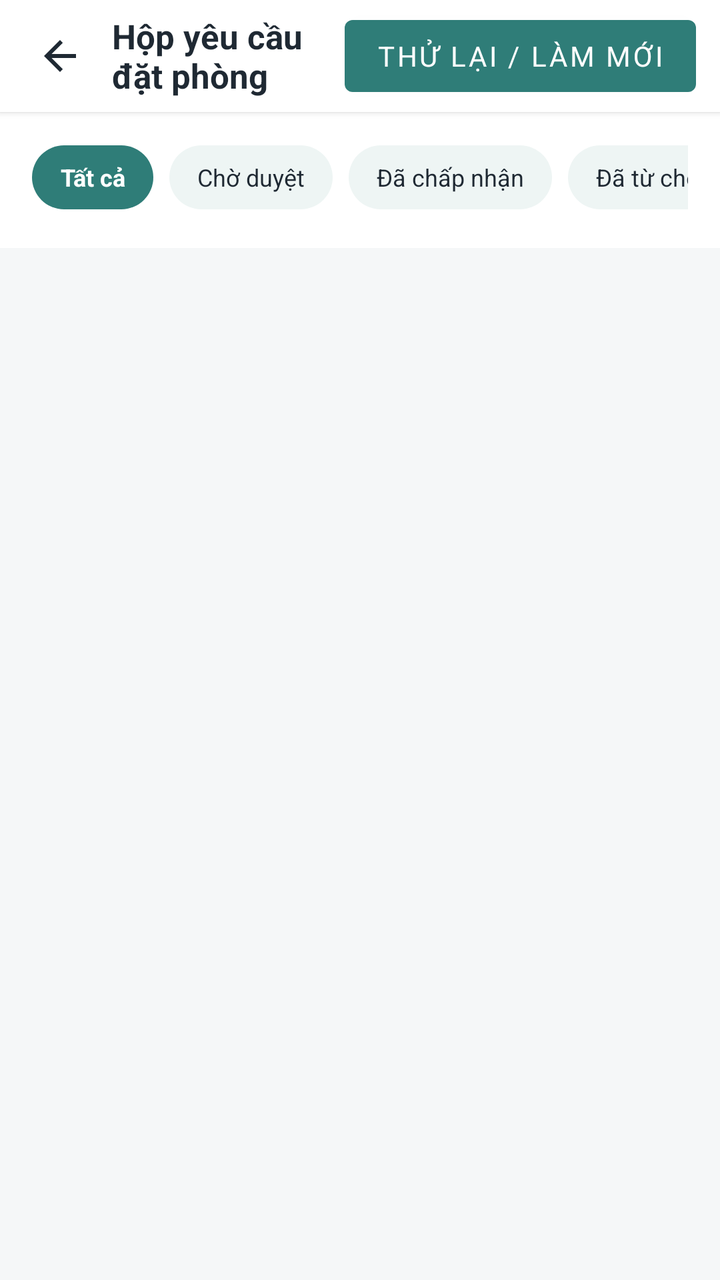
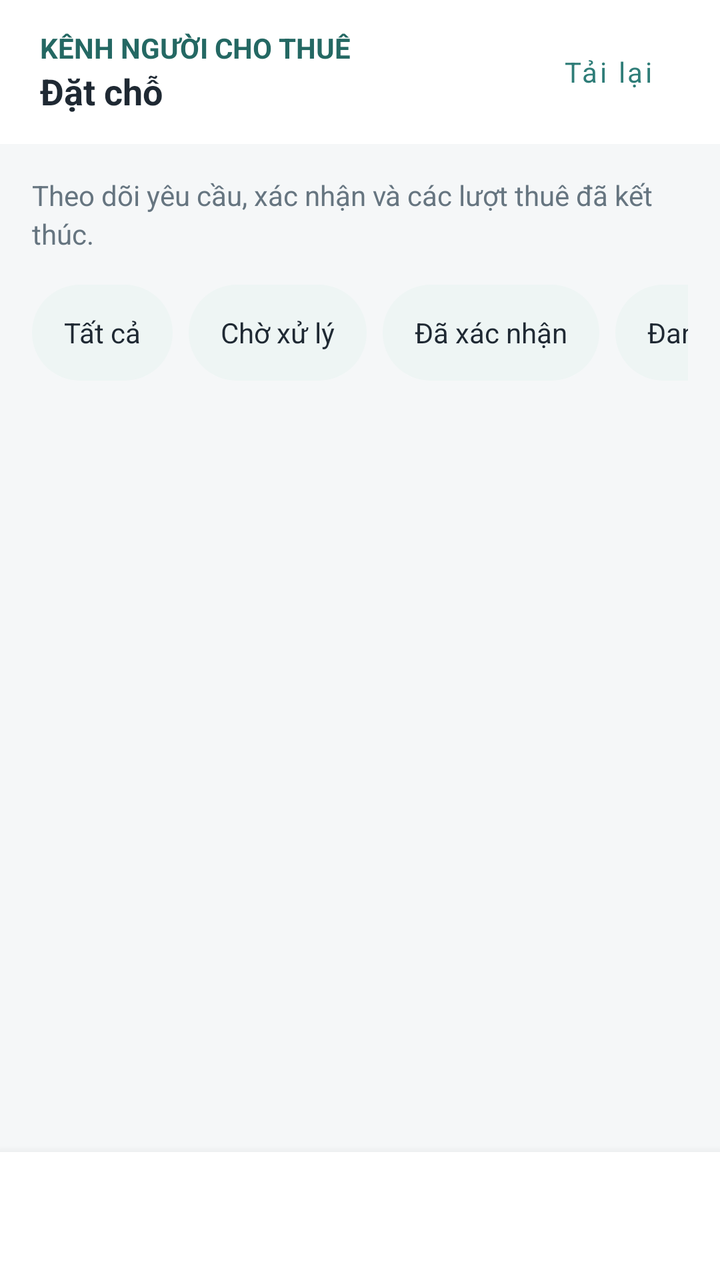

Screens rendered from an Android XML layout before and after an edit, with the pre-edit source and the edit as a unified diff.
<!-- AndroidManifest.xml: application theme Theme.BroomSharing -->
<!-- res/layout/activity_host_bookings.xml -->
<?xml version='1.0' encoding='utf-8'?>
<androidx.constraintlayout.widget.ConstraintLayout xmlns:android="http://schemas.android.com/apk/res/android" xmlns:app="http://schemas.android.com/apk/res-auto" android:layout_width="match_parent" android:layout_height="match_parent" android:background="@color/screen_bg">


    <LinearLayout android:id="@+id/topBar" android:layout_width="0dp" android:layout_height="56dp" android:background="@color/white" android:elevation="2dp" android:gravity="center_vertical" android:orientation="horizontal" android:paddingStart="12dp" android:paddingEnd="12dp" app:layout_constraintEnd_toEndOf="parent" app:layout_constraintStart_toStartOf="parent" app:layout_constraintTop_toTopOf="parent">

        <ImageView android:id="@+id/btnBack" android:layout_width="36dp" android:layout_height="36dp" android:background="?attr/selectableItemBackgroundBorderless" android:contentDescription="Quay lại" android:padding="6dp" android:src="@drawable/ic_arrow_back" />

        <TextView android:layout_width="0dp" android:layout_height="wrap_content" android:layout_marginStart="8dp" android:layout_weight="1" android:text="Hộp yêu cầu đặt phòng" android:textColor="@color/text_primary" android:textSize="17sp" android:textStyle="bold" />
        <Button android:id="@+id/btnRefreshBookings" android:layout_width="wrap_content" android:layout_height="48dp" android:text="@string/booking_refresh" />
    </LinearLayout>


    <HorizontalScrollView android:id="@+id/filterScroll" android:layout_width="0dp" android:layout_height="wrap_content" android:background="@color/white" android:paddingStart="16dp" android:paddingTop="8dp" android:paddingEnd="16dp" android:paddingBottom="12dp" android:scrollbars="none" app:layout_constraintEnd_toEndOf="parent" app:layout_constraintStart_toStartOf="parent" app:layout_constraintTop_toBottomOf="@id/topBar">

        <LinearLayout android:layout_width="wrap_content" android:layout_height="wrap_content" android:orientation="horizontal">

            <TextView android:id="@+id/chipAll" android:layout_width="wrap_content" android:layout_height="32dp" android:background="@drawable/bg_chip_selected" android:gravity="center" android:paddingStart="14dp" android:paddingEnd="14dp" android:text="Tất cả" android:textColor="@color/white" android:textSize="12sp" android:textStyle="bold" />

            <TextView android:id="@+id/chipPending" android:layout_width="wrap_content" android:layout_height="32dp" android:layout_marginStart="8dp" android:background="@drawable/bg_chip" android:gravity="center" android:paddingStart="14dp" android:paddingEnd="14dp" android:text="Chờ duyệt" android:textColor="@color/text_primary" android:textSize="12sp" />

            <TextView android:id="@+id/chipConfirmed" android:layout_width="wrap_content" android:layout_height="32dp" android:layout_marginStart="8dp" android:background="@drawable/bg_chip" android:gravity="center" android:paddingStart="14dp" android:paddingEnd="14dp" android:text="Đã chấp nhận" android:textColor="@color/text_primary" android:textSize="12sp" />

            <TextView android:id="@+id/chipRejected" android:layout_width="wrap_content" android:layout_height="32dp" android:layout_marginStart="8dp" android:background="@drawable/bg_chip" android:gravity="center" android:paddingStart="14dp" android:paddingEnd="14dp" android:text="@string/host_rejected" android:textColor="@color/text_primary" android:textSize="12sp" />
            <TextView android:id="@+id/chipCancelled" android:layout_width="wrap_content" android:layout_height="48dp" android:paddingStart="14dp" android:paddingEnd="14dp" android:gravity="center" android:text="@string/host_cancelled" android:background="@drawable/bg_chip" />
        </LinearLayout>
    </HorizontalScrollView>

    <LinearLayout android:id="@+id/schedulePanel" android:layout_width="0dp" android:layout_height="wrap_content" android:orientation="vertical" android:visibility="gone" app:layout_constraintTop_toBottomOf="@id/filterScroll" app:layout_constraintStart_toStartOf="parent" app:layout_constraintEnd_toEndOf="parent">
        <Button android:id="@+id/btnScheduleDay" android:layout_width="match_parent" android:layout_height="wrap_content" android:text="@string/host_schedule_day" />
        <ScrollView android:layout_width="match_parent" android:layout_height="140dp"><TextView android:id="@+id/tvSchedule" android:layout_width="match_parent" android:layout_height="wrap_content" android:padding="12dp" android:textSize="14sp" /></ScrollView>
    </LinearLayout>

    <ProgressBar android:id="@+id/progressBar" android:layout_width="wrap_content" android:layout_height="wrap_content" android:visibility="gone" app:layout_constraintBottom_toBottomOf="parent" app:layout_constraintEnd_toEndOf="parent" app:layout_constraintStart_toStartOf="parent" app:layout_constraintTop_toBottomOf="@id/schedulePanel" />


    <androidx.recyclerview.widget.RecyclerView android:id="@+id/rvBookings" android:layout_width="0dp" android:layout_height="0dp" android:clipToPadding="false" android:padding="16dp" app:layout_constraintBottom_toBottomOf="parent" app:layout_constraintEnd_toEndOf="parent" app:layout_constraintStart_toStartOf="parent" app:layout_constraintTop_toBottomOf="@id/schedulePanel" />


    <LinearLayout android:id="@+id/layoutEmpty" android:layout_width="wrap_content" android:layout_height="wrap_content" android:gravity="center" android:orientation="vertical" android:visibility="gone" app:layout_constraintBottom_toBottomOf="parent" app:layout_constraintEnd_toEndOf="parent" app:layout_constraintStart_toStartOf="parent" app:layout_constraintTop_toBottomOf="@id/schedulePanel">

        <ImageView android:layout_width="64dp" android:layout_height="64dp" android:alpha="0.4" android:src="@drawable/ic_booking" />

        <TextView android:id="@+id/tvEmptyMessage" android:layout_width="wrap_content" android:layout_height="wrap_content" android:layout_marginTop="12dp" android:text="Không có yêu cầu đặt phòng nào." android:textColor="@color/text_secondary" android:textSize="14sp" />
    </LinearLayout>

</androidx.constraintlayout.widget.ConstraintLayout>
<!-- resources referenced by this layout -->
<resources>
  <color name="screen_bg">#F5F7F8</color>
  <color name="text_primary">#1F2933</color>
  <color name="text_secondary">#667580</color>
  <color name="white">#FFFFFF</color>
  <!-- drawable bg_chip (drawable) -->
  <shape xmlns:android="http://schemas.android.com/apk/res/android" android:shape="rectangle">
      <solid android:color="@color/chip_bg" />
      <corners android:radius="50dp" />
  </shape>
  <!-- drawable bg_chip_selected (drawable) -->
  <shape xmlns:android="http://schemas.android.com/apk/res/android" android:shape="rectangle">
      <solid android:color="@color/teal" />
      <corners android:radius="50dp" />
  </shape>
  <!-- drawable ic_arrow_back (drawable) -->
  <vector xmlns:android="http://schemas.android.com/apk/res/android" android:width="24dp" android:height="24dp" android:viewportWidth="24" android:viewportHeight="24">
      <path android:fillColor="#1F2933" android:pathData="M20,11H7.8l5.6,-5.6L12,4l-8,8 8,8 1.4,-1.4L7.8,13H20z"/>
  </vector>
  <!-- drawable ic_booking (drawable) -->
  <vector xmlns:android="http://schemas.android.com/apk/res/android" android:width="24dp" android:height="24dp" android:viewportWidth="24" android:viewportHeight="24">
      <path android:fillColor="#667580" android:pathData="M4,5h16v16H4zM7,2v6M17,2v6M4,10h16" android:strokeColor="#667580" android:strokeWidth="1.5"/>
  </vector>
  <string name="booking_refresh">Thử lại / làm mới</string>
  <string name="host_cancelled">Đã hủy</string>
  <string name="host_rejected">Đã từ chối</string>
  <string name="host_schedule_day">Chọn ngày xem lịch</string>
  <style name="Theme.BroomSharing" parent="Theme.MaterialComponents.DayNight.NoActionBar">
          <item name="colorPrimary">@color/teal</item>
          <item name="colorSecondary">@color/teal</item>
          <item name="colorPrimaryVariant">@color/teal_dark</item>
          <item name="colorOnPrimary">@color/white</item>
          <item name="android:fontFamily">sans-serif</item>
          <item name="android:windowLightStatusBar">true</item>
          <item name="android:statusBarColor">@color/white</item>
          <item name="android:navigationBarColor">@color/white</item>
          <item name="android:windowBackground">@color/screen_bg</item>
      </style>
  <color name="chip_bg">#EEF5F4</color>
  <color name="teal">#2F7D78</color>
  <color name="teal_dark">#246863</color>
</resources>

<!-- the commit's change to res/layout/activity_host_bookings.xml (unified diff, before → after) -->
@@ -1,47 +1,39 @@
-<?xml version='1.0' encoding='utf-8'?>
-<androidx.constraintlayout.widget.ConstraintLayout xmlns:android="http://schemas.android.com/apk/res/android" xmlns:app="http://schemas.android.com/apk/res-auto" android:layout_width="match_parent" android:layout_height="match_parent" android:background="@color/screen_bg">
-
-
-    <LinearLayout android:id="@+id/topBar" android:layout_width="0dp" android:layout_height="56dp" android:background="@color/white" android:elevation="2dp" android:gravity="center_vertical" android:orientation="horizontal" android:paddingStart="12dp" android:paddingEnd="12dp" app:layout_constraintEnd_toEndOf="parent" app:layout_constraintStart_toStartOf="parent" app:layout_constraintTop_toTopOf="parent">
-
-        <ImageView android:id="@+id/btnBack" android:layout_width="36dp" android:layout_height="36dp" android:background="?attr/selectableItemBackgroundBorderless" android:contentDescription="Quay lại" android:padding="6dp" android:src="@drawable/ic_arrow_back" />
-
-        <TextView android:layout_width="0dp" android:layout_height="wrap_content" android:layout_marginStart="8dp" android:layout_weight="1" android:text="Hộp yêu cầu đặt phòng" android:textColor="@color/text_primary" android:textSize="17sp" android:textStyle="bold" />
-        <Button android:id="@+id/btnRefreshBookings" android:layout_width="wrap_content" android:layout_height="48dp" android:text="@string/booking_refresh" />
+<?xml version="1.0" encoding="utf-8"?>
+<androidx.constraintlayout.widget.ConstraintLayout xmlns:android="http://schemas.android.com/apk/res/android" xmlns:app="http://schemas.android.com/apk/res-auto" android:id="@+id/workspaceRoot" android:layout_width="match_parent" android:layout_height="match_parent" android:background="@color/screen_bg">
+    <LinearLayout android:id="@+id/topBar" android:layout_width="0dp" android:layout_height="wrap_content" android:minHeight="72dp" android:background="@color/white" android:gravity="center_vertical" android:orientation="horizontal" android:paddingStart="12dp" android:paddingEnd="12dp" app:layout_constraintStart_toStartOf="parent" app:layout_constraintEnd_toEndOf="parent" app:layout_constraintTop_toTopOf="parent">
+        <ImageView android:id="@+id/btnBack" android:layout_width="48dp" android:layout_height="48dp" android:background="?attr/selectableItemBackgroundBorderless" android:contentDescription="@string/workspace_back_overview" android:padding="12dp" android:src="@drawable/ic_arrow_back" android:visibility="gone"/>
+        <LinearLayout android:layout_width="0dp" android:layout_height="wrap_content" android:layout_weight="1" android:orientation="vertical" android:padding="8dp">
+            <TextView style="@style/WorkspaceBody" android:text="@string/workspace_host" android:textColor="@color/teal_dark" android:textStyle="bold"/>
+            <TextView style="@style/WorkspaceSection" android:text="@string/workspace_bookings"/>
+        </LinearLayout>
+        <com.google.android.material.button.MaterialButton android:id="@+id/btnRefreshBookings" style="@style/Widget.MaterialComponents.Button.TextButton" android:layout_width="wrap_content" android:layout_height="wrap_content" android:minHeight="48dp" android:textAllCaps="false" android:text="@string/workspace_refresh"/>
     </LinearLayout>
-
-
-    <HorizontalScrollView android:id="@+id/filterScroll" android:layout_width="0dp" android:layout_height="wrap_content" android:background="@color/white" android:paddingStart="16dp" android:paddingTop="8dp" android:paddingEnd="16dp" android:paddingBottom="12dp" android:scrollbars="none" app:layout_constraintEnd_toEndOf="parent" app:layout_constraintStart_toStartOf="parent" app:layout_constraintTop_toBottomOf="@id/topBar">
-
+    <TextView android:id="@+id/bookingHint" style="@style/WorkspaceBody" android:layout_width="0dp" android:padding="16dp" android:text="@string/workspace_booking_hint" app:layout_constraintTop_toBottomOf="@id/topBar" app:layout_constraintStart_toStartOf="parent" app:layout_constraintEnd_toEndOf="parent"/>
+    <HorizontalScrollView android:id="@+id/filterScroll" android:layout_width="0dp" android:layout_height="wrap_content" android:paddingStart="16dp" android:paddingEnd="16dp" android:paddingBottom="8dp" android:scrollbars="none" app:layout_constraintStart_toStartOf="parent" app:layout_constraintEnd_toEndOf="parent" app:layout_constraintTop_toBottomOf="@id/bookingHint">
         <LinearLayout android:layout_width="wrap_content" android:layout_height="wrap_content" android:orientation="horizontal">
-
-            <TextView android:id="@+id/chipAll" android:layout_width="wrap_content" android:layout_height="32dp" android:background="@drawable/bg_chip_selected" android:gravity="center" android:paddingStart="14dp" android:paddingEnd="14dp" android:text="Tất cả" android:textColor="@color/white" android:textSize="12sp" android:textStyle="bold" />
-
-            <TextView android:id="@+id/chipPending" android:layout_width="wrap_content" android:layout_height="32dp" android:layout_marginStart="8dp" android:background="@drawable/bg_chip" android:gravity="center" android:paddingStart="14dp" android:paddingEnd="14dp" android:text="Chờ duyệt" android:textColor="@color/text_primary" android:textSize="12sp" />
-
-            <TextView android:id="@+id/chipConfirmed" android:layout_width="wrap_content" android:layout_height="32dp" android:layout_marginStart="8dp" android:background="@drawable/bg_chip" android:gravity="center" android:paddingStart="14dp" android:paddingEnd="14dp" android:text="Đã chấp nhận" android:textColor="@color/text_primary" android:textSize="12sp" />
-
-            <TextView android:id="@+id/chipRejected" android:layout_width="wrap_content" android:layout_height="32dp" android:layout_marginStart="8dp" android:background="@drawable/bg_chip" android:gravity="center" android:paddingStart="14dp" android:paddingEnd="14dp" android:text="@string/host_rejected" android:textColor="@color/text_primary" android:textSize="12sp" />
-            <TextView android:id="@+id/chipCancelled" android:layout_width="wrap_content" android:layout_height="48dp" android:paddingStart="14dp" android:paddingEnd="14dp" android:gravity="center" android:text="@string/host_cancelled" android:background="@drawable/bg_chip" />
+            <TextView android:id="@+id/chipAll" android:layout_width="wrap_content" android:layout_height="48dp" android:layout_marginEnd="8dp" android:paddingStart="16dp" android:paddingEnd="16dp" android:gravity="center" android:text="Tất cả" android:background="@drawable/bg_chip" android:textColor="@color/text_primary" android:textSize="14sp" android:clickable="true" android:focusable="true"/>
+            <TextView android:id="@+id/chipPending" android:layout_width="wrap_content" android:layout_height="48dp" android:layout_marginEnd="8dp" android:paddingStart="16dp" android:paddingEnd="16dp" android:gravity="center" android:text="Chờ xử lý" android:background="@drawable/bg_chip" android:textColor="@color/text_primary" android:textSize="14sp" android:clickable="true" android:focusable="true"/>
+            <TextView android:id="@+id/chipConfirmed" android:layout_width="wrap_content" android:layout_height="48dp" android:layout_marginEnd="8dp" android:paddingStart="16dp" android:paddingEnd="16dp" android:gravity="center" android:text="Đã xác nhận" android:background="@drawable/bg_chip" android:textColor="@color/text_primary" android:textSize="14sp" android:clickable="true" android:focusable="true"/>
+            <TextView android:id="@+id/chipCheckedIn" android:layout_width="wrap_content" android:layout_height="48dp" android:layout_marginEnd="8dp" android:paddingStart="16dp" android:paddingEnd="16dp" android:gravity="center" android:text="@string/workspace_checked_in" android:background="@drawable/bg_chip" android:textColor="@color/text_primary" android:textSize="14sp" android:clickable="true" android:focusable="true"/>
+            <TextView android:id="@+id/chipCompleted" android:layout_width="wrap_content" android:layout_height="48dp" android:layout_marginEnd="8dp" android:paddingStart="16dp" android:paddingEnd="16dp" android:gravity="center" android:text="@string/workspace_completed" android:background="@drawable/bg_chip" android:textColor="@color/text_primary" android:textSize="14sp" android:clickable="true" android:focusable="true"/>
+            <TextView android:id="@+id/chipRejected" android:layout_width="wrap_content" android:layout_height="48dp" android:layout_marginEnd="8dp" android:paddingStart="16dp" android:paddingEnd="16dp" android:gravity="center" android:text="@string/host_rejected" android:background="@drawable/bg_chip" android:textColor="@color/text_primary" android:textSize="14sp" android:clickable="true" android:focusable="true"/>
+            <TextView android:id="@+id/chipCancelled" android:layout_width="wrap_content" android:layout_height="48dp" android:layout_marginEnd="8dp" android:paddingStart="16dp" android:paddingEnd="16dp" android:gravity="center" android:text="@string/host_cancelled" android:background="@drawable/bg_chip" android:textColor="@color/text_primary" android:textSize="14sp" android:clickable="true" android:focusable="true"/>
         </LinearLayout>
     </HorizontalScrollView>
-
     <LinearLayout android:id="@+id/schedulePanel" android:layout_width="0dp" android:layout_height="wrap_content" android:orientation="vertical" android:visibility="gone" app:layout_constraintTop_toBottomOf="@id/filterScroll" app:layout_constraintStart_toStartOf="parent" app:layout_constraintEnd_toEndOf="parent">
-        <Button android:id="@+id/btnScheduleDay" android:layout_width="match_parent" android:layout_height="wrap_content" android:text="@string/host_schedule_day" />
-        <ScrollView android:layout_width="match_parent" android:layout_height="140dp"><TextView android:id="@+id/tvSchedule" android:layout_width="match_parent" android:layout_height="wrap_content" android:padding="12dp" android:textSize="14sp" /></ScrollView>
+        <Button android:id="@+id/btnScheduleDay" android:layout_width="match_parent" android:layout_height="wrap_content" android:text="@string/host_schedule_day"/>
+        <ScrollView android:layout_width="match_parent" android:layout_height="140dp">
+            <TextView android:id="@+id/tvSchedule" android:layout_width="match_parent" android:layout_height="wrap_content" android:padding="12dp" android:textSize="14sp"/>
+        </ScrollView>
     </LinearLayout>
-
-    <ProgressBar android:id="@+id/progressBar" android:layout_width="wrap_content" android:layout_height="wrap_content" android:visibility="gone" app:layout_constraintBottom_toBottomOf="parent" app:layout_constraintEnd_toEndOf="parent" app:layout_constraintStart_toStartOf="parent" app:layout_constraintTop_toBottomOf="@id/schedulePanel" />
-
-
-    <androidx.recyclerview.widget.RecyclerView android:id="@+id/rvBookings" android:layout_width="0dp" android:layout_height="0dp" android:clipToPadding="false" android:padding="16dp" app:layout_constraintBottom_toBottomOf="parent" app:layout_constraintEnd_toEndOf="parent" app:layout_constraintStart_toStartOf="parent" app:layout_constraintTop_toBottomOf="@id/schedulePanel" />
-
-
-    <LinearLayout android:id="@+id/layoutEmpty" android:layout_width="wrap_content" android:layout_height="wrap_content" android:gravity="center" android:orientation="vertical" android:visibility="gone" app:layout_constraintBottom_toBottomOf="parent" app:layout_constraintEnd_toEndOf="parent" app:layout_constraintStart_toStartOf="parent" app:layout_constraintTop_toBottomOf="@id/schedulePanel">
-
-        <ImageView android:layout_width="64dp" android:layout_height="64dp" android:alpha="0.4" android:src="@drawable/ic_booking" />
-
-        <TextView android:id="@+id/tvEmptyMessage" android:layout_width="wrap_content" android:layout_height="wrap_content" android:layout_marginTop="12dp" android:text="Không có yêu cầu đặt phòng nào." android:textColor="@color/text_secondary" android:textSize="14sp" />
+    <include layout="@layout/view_management_navigation" android:id="@+id/managementNavigation" android:layout_width="0dp" android:layout_height="wrap_content" app:layout_constraintBottom_toBottomOf="parent" app:layout_constraintStart_toStartOf="parent" app:layout_constraintEnd_toEndOf="parent"/>
+    <androidx.recyclerview.widget.RecyclerView android:id="@+id/rvBookings" android:layout_width="0dp" android:layout_height="0dp" android:clipToPadding="false" android:padding="16dp" app:layout_constraintBottom_toTopOf="@id/managementNavigation" app:layout_constraintEnd_toEndOf="parent" app:layout_constraintStart_toStartOf="parent" app:layout_constraintTop_toBottomOf="@id/schedulePanel"/>
+    <LinearLayout android:id="@+id/layoutEmpty" android:layout_width="0dp" android:layout_height="wrap_content" android:padding="24dp" android:gravity="center" android:orientation="vertical" android:visibility="gone" app:layout_constraintBottom_toTopOf="@id/managementNavigation" app:layout_constraintEnd_toEndOf="parent" app:layout_constraintStart_toStartOf="parent" app:layout_constraintTop_toBottomOf="@id/schedulePanel">
+        <ImageView android:layout_width="64dp" android:layout_height="64dp" android:alpha="0.4" android:src="@drawable/ic_booking" android:importantForAccessibility="no"/>
+        <TextView android:id="@+id/tvEmptyMessage" style="@style/WorkspaceBody" android:layout_marginTop="12dp" android:gravity="center" android:text="@string/workspace_empty_filter"/>
     </LinearLayout>
-
+    <ProgressBar android:id="@+id/progressBar" android:layout_width="32dp" android:layout_height="32dp" android:visibility="gone" app:layout_constraintBottom_toTopOf="@id/managementNavigation" app:layout_constraintEnd_toEndOf="parent" app:layout_constraintStart_toStartOf="parent" app:layout_constraintTop_toBottomOf="@id/schedulePanel"/>
 </androidx.constraintlayout.widget.ConstraintLayout>
+<!-- res/layout/view_management_navigation.xml (included above) -->
+<?xml version="1.0" encoding="utf-8"?>
+<com.google.android.material.bottomnavigation.BottomNavigationView xmlns:android="http://schemas.android.com/apk/res/android" xmlns:app="http://schemas.android.com/apk/res-auto" android:id="@+id/managementNavigation" android:layout_width="match_parent" android:layout_height="wrap_content" android:minHeight="64dp" android:background="@color/white" app:labelVisibilityMode="labeled" app:itemHorizontalTranslationEnabled="false" app:itemIconSize="22dp" app:itemIconTint="@color/guest_nav_tint" app:itemTextColor="@color/guest_nav_tint"/>
<!-- resource entries referenced after the edit -->
@@ -9,11 +9,6 @@
       <solid android:color="@color/chip_bg" />
       <corners android:radius="50dp" />
   </shape>
-  <!-- drawable bg_chip_selected (drawable) -->
-  <shape xmlns:android="http://schemas.android.com/apk/res/android" android:shape="rectangle">
-      <solid android:color="@color/teal" />
-      <corners android:radius="50dp" />
-  </shape>
   <!-- drawable ic_arrow_back (drawable) -->
   <vector xmlns:android="http://schemas.android.com/apk/res/android" android:width="24dp" android:height="24dp" android:viewportWidth="24" android:viewportHeight="24">
       <path android:fillColor="#1F2933" android:pathData="M20,11H7.8l5.6,-5.6L12,4l-8,8 8,8 1.4,-1.4L7.8,13H20z"/>
@@ -22,10 +17,19 @@
   <vector xmlns:android="http://schemas.android.com/apk/res/android" android:width="24dp" android:height="24dp" android:viewportWidth="24" android:viewportHeight="24">
       <path android:fillColor="#667580" android:pathData="M4,5h16v16H4zM7,2v6M17,2v6M4,10h16" android:strokeColor="#667580" android:strokeWidth="1.5"/>
   </vector>
-  <string name="booking_refresh">Thử lại / làm mới</string>
   <string name="host_cancelled">Đã hủy</string>
   <string name="host_rejected">Đã từ chối</string>
   <string name="host_schedule_day">Chọn ngày xem lịch</string>
+  <string name="workspace_back_overview">Về tổng quan</string>
+  <string name="workspace_booking_hint">Theo dõi yêu cầu, xác nhận và các lượt thuê đã kết thúc.</string>
+  <string name="workspace_bookings">Đặt chỗ</string>
+  <string name="workspace_checked_in">Đang sử dụng</string>
+  <string name="workspace_completed">Hoàn tất</string>
+  <string name="workspace_empty_filter">Không có đặt chỗ trong nhóm này. Bạn có thể xem Tất cả hoặc tải lại.</string>
+  <string name="workspace_host">KÊNH NGƯỜI CHO THUÊ</string>
+  <string name="workspace_refresh">Tải lại</string>
+  <style name="WorkspaceBody"><item name="android:layout_width">match_parent</item><item name="android:layout_height">wrap_content</item><item name="android:textSize">14sp</item><item name="android:textColor">@color/text_secondary</item><item name="android:lineSpacingExtra">3dp</item></style>
+  <style name="WorkspaceSection" parent="WorkspaceBody"><item name="android:textSize">18sp</item><item name="android:textStyle">bold</item><item name="android:textColor">@color/text_primary</item></style>
   <style name="Theme.BroomSharing" parent="Theme.MaterialComponents.DayNight.NoActionBar">
           <item name="colorPrimary">@color/teal</item>
           <item name="colorSecondary">@color/teal</item>
